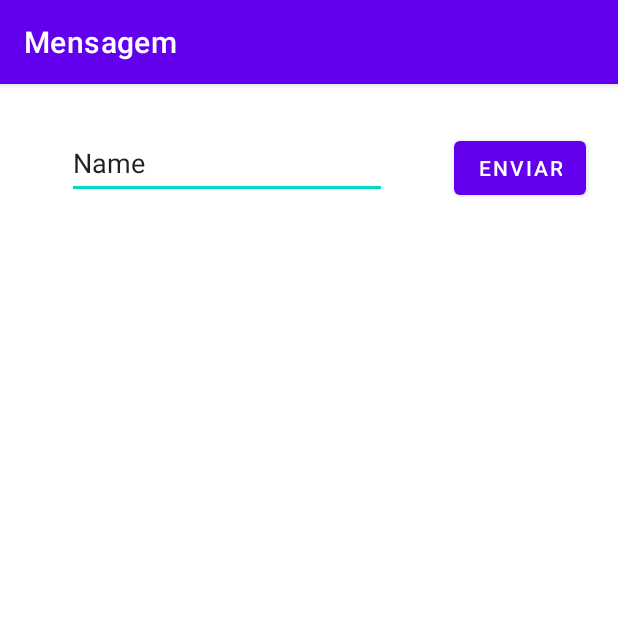
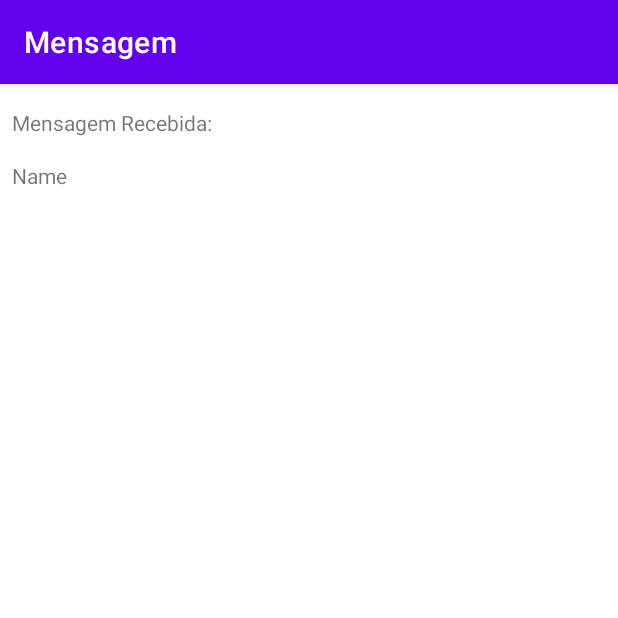
Before and after one commit to alexandrerossa/Mensagem, an Android app: the screen it shows after launch (MainActivity before the commit, MostraMensagemActivity after it), after a tap on "ENVIAR", on a phone screen of 412 x 824 dp, the top half of it. Run offline under Robolectric (Android 15) with nearby library versions, the phone set to English and light mode, and no system bars.

Commit message:
Ao clicar no botão enviar, muda de atividade (para a atividade mostra mensagem)

```diff
--- a/app/src/main/java/com/example/mensagem/MainActivity.kt
+++ b/app/src/main/java/com/example/mensagem/MainActivity.kt
@@ -1,8 +1,10 @@
 package com.example.mensagem
 
+import android.content.Intent
 import androidx.appcompat.app.AppCompatActivity
 import android.os.Bundle
 import android.widget.Button
+import android.widget.EditText
 import android.widget.Toast
 
 class MainActivity : AppCompatActivity() {
@@ -16,6 +18,12 @@ class MainActivity : AppCompatActivity() {
 
     private fun enviaMensagem() {
         Toast.makeText(this,"enviar mensagem", Toast.LENGTH_SHORT).show()
+        val editTextMensagem = findViewById<EditText>(R.id.editTextMensagem)
+        val mensagem = editTextMensagem.text.toString()
 
+        val intent = Intent(this,MostraMensagemActivity::class.java)
+        intent.putExtra("mensagem",mensagem)
+
+        startActivity(intent)
     }
 }
--- a/app/src/main/java/com/example/mensagem/MostraMensagemActivity.kt
+++ b/app/src/main/java/com/example/mensagem/MostraMensagemActivity.kt
@@ -2,10 +2,16 @@ package com.example.mensagem
 
 import androidx.appcompat.app.AppCompatActivity
 import android.os.Bundle
+import android.widget.TextView
 
 class MostraMensagemActivity : AppCompatActivity() {
     override fun onCreate(savedInstanceState: Bundle?) {
         super.onCreate(savedInstanceState)
         setContentView(R.layout.activity_mostra_mensagem)
+
+        val mensagem = intent.getStringExtra("mensagem")
+
+        val textViewMensagem = findViewById<TextView>(R.id.textView2)
+        textViewMensagem.text = mensagem
     }
 }
```
